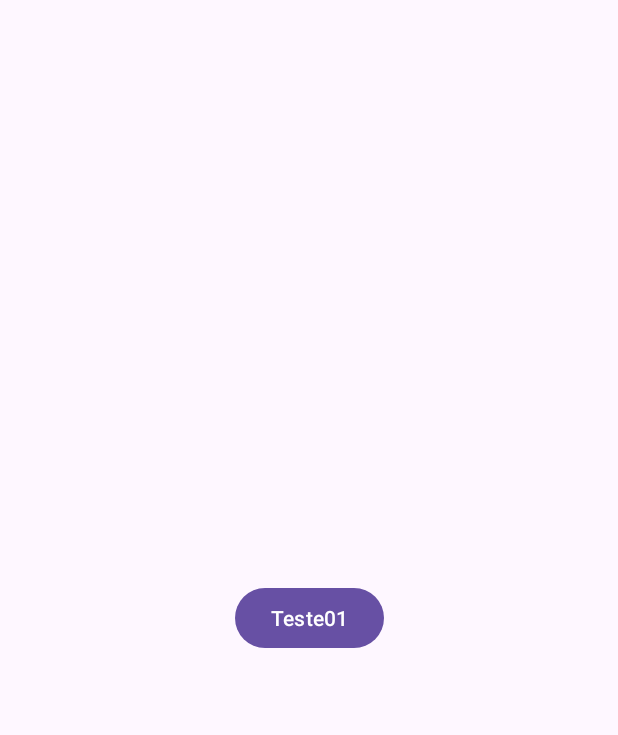
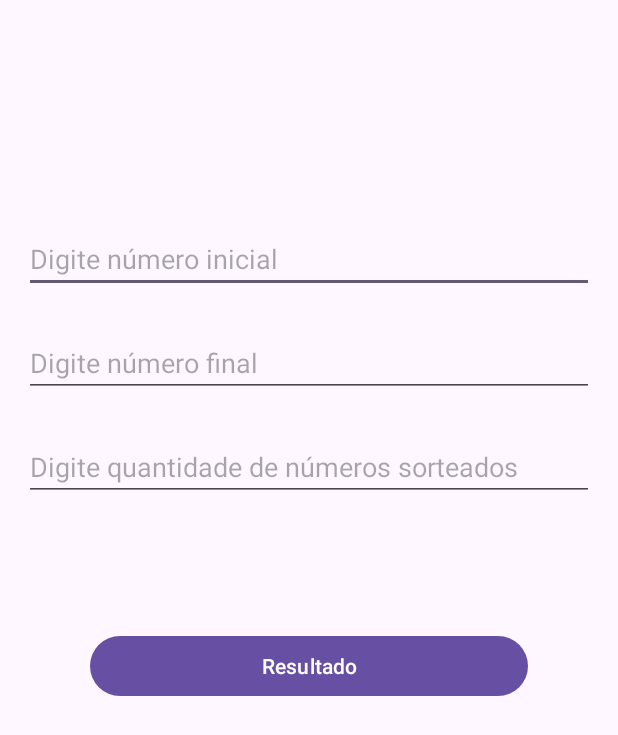
Before and after one commit to jrnomura/NumerosSorteados2, an Android app: the screen it shows after launch (MainActivity), on a phone screen of 412 x 824 dp. Shown: the top 735 px of the screen. Run offline under Robolectric (Android 15) with nearby library versions, the phone set to English and light mode, and no system bars.

Commit message:
Começou fazer o layout

```diff
--- a/app/src/main/res/layout/activity_main.xml
+++ b/app/src/main/res/layout/activity_main.xml
@@ -7,13 +7,60 @@
     android:layout_height="match_parent"
     tools:context=".MainActivity">
 
-    <Button
-        android:id="@+id/button"
-        android:layout_width="wrap_content"
+    <EditText
+        android:id="@+id/editInicial"
+        android:layout_width="match_parent"
         android:layout_height="wrap_content"
-        android:text="Teste01"
-        app:layout_constraintBottom_toBottomOf="parent"
+        android:layout_marginStart="16dp"
+        android:layout_marginTop="150dp"
+        android:layout_marginEnd="16dp"
+        android:ems="10"
+        android:hint="@string/digite_n_mero_inicial"
+        android:inputType="number"
         app:layout_constraintEnd_toEndOf="parent"
         app:layout_constraintStart_toStartOf="parent"
         app:layout_constraintTop_toTopOf="parent" />
+
+    <EditText
+        android:id="@+id/editFinal"
+        android:layout_width="match_parent"
+        android:layout_height="wrap_content"
+        android:layout_marginStart="16dp"
+        android:layout_marginTop="24dp"
+        android:layout_marginEnd="16dp"
+        android:ems="10"
+        android:hint="@string/digite_n_meros_final"
+        android:inputType="number"
+        app:layout_constraintEnd_toEndOf="parent"
+        app:layout_constraintStart_toStartOf="parent"
+        app:layout_constraintTop_toBottomOf="@+id/editInicial" />
+
+    <EditText
+        android:id="@+id/editQuantNumeros"
+        android:layout_width="match_parent"
+        android:layout_height="wrap_content"
+        android:layout_marginStart="16dp"
+        android:layout_marginTop="24dp"
+        android:layout_marginEnd="16dp"
+        android:ems="10"
+        android:hint="@string/digite_quatidade_n_meros_sorteados"
+        android:inputType="number"
+        app:layout_constraintEnd_toEndOf="parent"
+        app:layout_constraintStart_toStartOf="parent"
+        app:layout_constraintTop_toBottomOf="@+id/editFinal" />
+
+    <Button
+        android:id="@+id/btn_resultado"
+        android:layout_width="match_parent"
+        android:layout_height="wrap_content"
+        android:layout_marginStart="60dp"
+        android:layout_marginEnd="60dp"
+        android:text="@string/resultado"
+        app:layout_constraintBottom_toBottomOf="parent"
+        app:layout_constraintEnd_toEndOf="parent"
+        app:layout_constraintHorizontal_bias="0.498"
+        app:layout_constraintStart_toStartOf="parent"
+        app:layout_constraintTop_toBottomOf="@+id/editQuantNumeros"
+        app:layout_constraintVertical_bias="0.194" />
+
 </androidx.constraintlayout.widget.ConstraintLayout>
--- a/app/src/main/res/values/strings.xml
+++ b/app/src/main/res/values/strings.xml
@@ -1,3 +1,7 @@
 <resources>
     <string name="app_name">NumerosSorteados2</string>
+    <string name="digite_n_mero_inicial">Digite número inicial</string>
+    <string name="digite_n_meros_final">Digite número final</string>
+    <string name="digite_quatidade_n_meros_sorteados">Digite quantidade de números sorteados</string>
+    <string name="resultado">Resultado</string>
 </resources>
```
